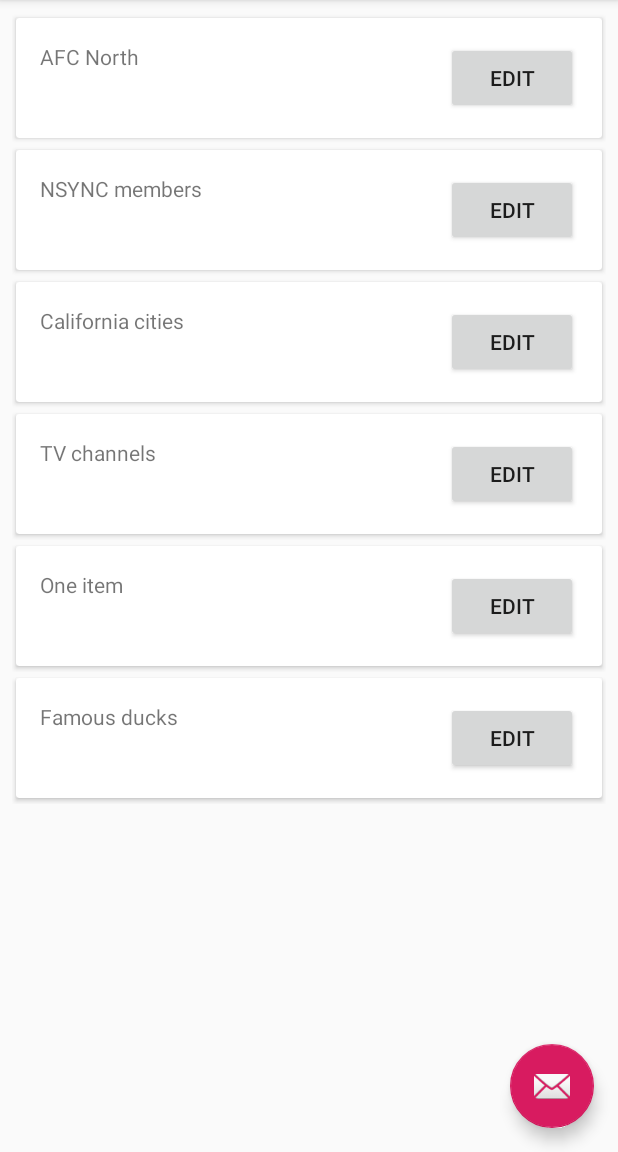
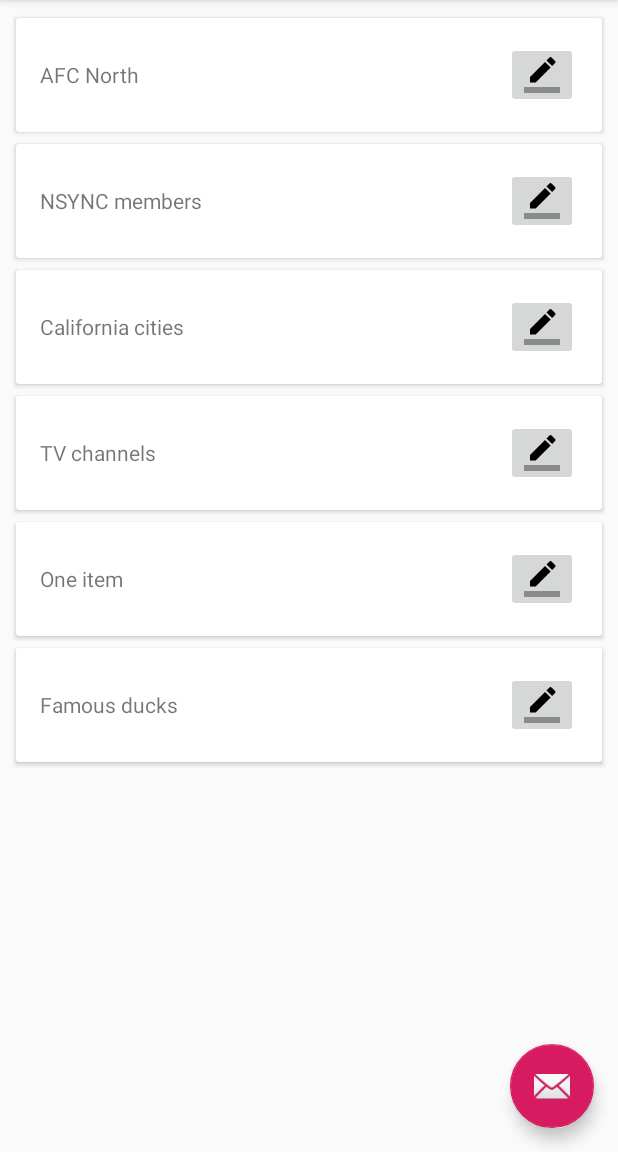
Before and after one commit to nrloyd/Ranker, an Android app: the screen it shows after launch (MainActivity), on a phone screen of 412 x 824 dp, the part 84-1236 px from its top. Run offline under Robolectric (Android 15) with nearby library versions, the phone set to English and light mode, and no system bars.

Commit message:
Add functionality to edit button

```diff
--- a/app/src/main/java/com/example/ranker/GroupRecyclerAdapter.java
+++ b/app/src/main/java/com/example/ranker/GroupRecyclerAdapter.java
@@ -5,6 +5,8 @@ import android.content.Intent;
 import android.view.LayoutInflater;
 import android.view.View;
 import android.view.ViewGroup;
+import android.widget.Button;
+import android.widget.ImageButton;
 import android.widget.TextView;
 
 import androidx.annotation.NonNull;
@@ -47,12 +49,14 @@ public class GroupRecyclerAdapter extends RecyclerView.Adapter<GroupRecyclerAdap
 
         public final TextView textTitle;
         public int currentPosition;
+        public final ImageButton button;
 
         public ViewHolder(@NonNull View itemView) {
             super(itemView);
             textTitle = (TextView) itemView.findViewById(R.id.text_title);
+            button = (ImageButton) itemView.findViewById(R.id.edit_list_button);
 
-            itemView.setOnClickListener(new View.OnClickListener() {
+            textTitle.setOnClickListener(new View.OnClickListener() {
                 @Override
                 public void onClick(View v) {
                     //if unsorted, start RankerActivity
@@ -66,7 +70,14 @@ public class GroupRecyclerAdapter extends RecyclerView.Adapter<GroupRecyclerAdap
                         intent.putExtra(RankerActivity.GROUP_INFO, currentPosition);
                         context.startActivity(intent);
                     }
+                }
+            });
 
+            button.setOnClickListener(new View.OnClickListener() {
+                @Override
+                public void onClick(View v) {
+                    Intent intent = new Intent(context, CreateListActivity.class);
+                    context.startActivity(intent);
                 }
             });
         }
--- /dev/null
+++ b/app/src/main/res/drawable/ic_border_color_black_24dp.xml
@@ -0,0 +1,13 @@
+<vector xmlns:android="http://schemas.android.com/apk/res/android"
+        android:width="24dp"
+        android:height="24dp"
+        android:viewportWidth="24.0"
+        android:viewportHeight="24.0">
+    <path
+        android:fillColor="#FF000000"
+        android:pathData="M17.75,7L14,3.25l-10,10L4,17h3.75l10,-10zM20.71,4.04c0.39,-0.39 0.39,-1.02 0,-1.41L18.37,0.29c-0.39,-0.39 -1.02,-0.39 -1.41,0L15,2.25 18.75,6l1.96,-1.96z"/>
+    <path
+        android:fillColor="#FF000000"
+        android:pathData="M0,20h24v4H0z"
+        android:fillAlpha=".36"/>
+</vector>
--- a/app/src/main/res/layout/item_group_list.xml
+++ b/app/src/main/res/layout/item_group_list.xml
@@ -18,20 +18,23 @@
 
             <TextView
                 android:id="@+id/text_title"
-                android:layout_width="match_parent"
-                android:layout_height="wrap_content"
+                android:layout_width="0dp"
+                android:layout_height="0dp"
                 android:text="TextView"
-                app:layout_constraintEnd_toStartOf="@+id/edit_item_button"
+                android:gravity="center_vertical"
                 app:layout_constraintStart_toStartOf="parent"
-                app:layout_constraintTop_toTopOf="parent" />
+                app:layout_constraintEnd_toStartOf="@+id/edit_list_button"
+                app:layout_constraintTop_toTopOf="parent"
+                app:layout_constraintBottom_toBottomOf="parent"/>
 
-            <Button
-                android:id="@+id/edit_item_button"
+            <ImageButton
+                android:id="@+id/edit_list_button"
                 android:layout_width="wrap_content"
                 android:layout_height="wrap_content"
-                android:text="Edit"
                 app:layout_constraintEnd_toEndOf="parent"
-                app:layout_constraintTop_toTopOf="parent" />
+                app:layout_constraintTop_toTopOf="parent"
+                app:srcCompat="@drawable/ic_border_color_black_24dp" />
+
         </androidx.constraintlayout.widget.ConstraintLayout>
 
     </androidx.cardview.widget.CardView>
```
